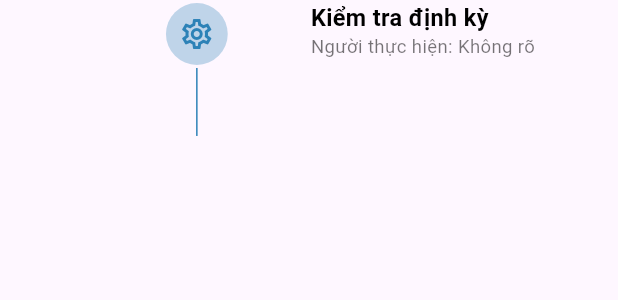
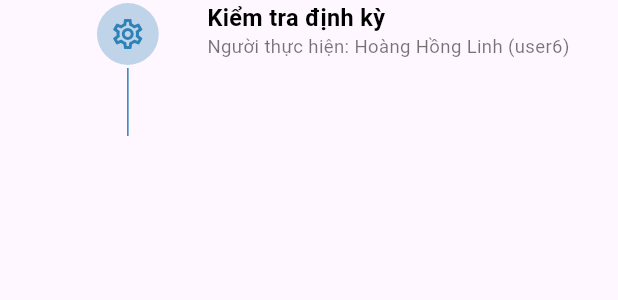
Before and after one commit to nguyencongthanh668-web/medical-flutter, a Flutter app: the TimeWidget widget shown alone on an empty page, opened directly with empty values, on a phone screen of 412 x 824 dp. Shown: the top 300 px of the screen. Run offline on Flutter 3.47's test engine with Material 3 defaults, Android fonts, the phone set to English and light mode, and no system bars; our stand-ins replace dio, equatable, flutter_bloc, flutter_secure_storage, flutter_svg, get_it and 1 more; missing offline and left inert: mobile_scanner; accounts and stored records are empty; network calls fail.

Commit message:
Upload source code Flutter

```diff
--- a/lib/cubit/notification/notification_cubit.dart
+++ b/lib/cubit/notification/notification_cubit.dart
@@ -54,6 +54,9 @@ class NotificationCubit extends Cubit<NotificationState> {
 
       log(e.toString());
       log(s.toString());
+      print('========= LỖI DỮ LIỆU Ở ĐÂY =========');
+      print(e.toString());
+      print('=====================================');
     }
   }
 }
--- a/lib/network/url/app_url.dart
+++ b/lib/network/url/app_url.dart
@@ -1,7 +1,8 @@
 import 'package:hive_flutter/hive_flutter.dart';
+import 'package:flutter/foundation.dart';
 
 class BaseUrl {
-  static String baseUrl = Hive.box('urlBox').get('baseUrl');
+  static String baseUrl = kIsWeb ? 'http://localhost:3000/' : 'http://10.0.2.2:3000/';
 }
 
 class EndPoints {
--- a/lib/screen/detail_device/detail_device_time_line.dart
+++ b/lib/screen/detail_device/detail_device_time_line.dart
@@ -65,14 +65,61 @@ class DetailDeviceTimeline extends StatelessWidget {
 }
 
 class TimeWidget extends StatelessWidget {
-  const TimeWidget({super.key,
+  const TimeWidget({
+    super.key,
     required this.date,
+    this.staffName,
   });
 
   final String date;
+  final String? staffName;
+
+  // Danh sách nhân viên thực tế từ CSDL
+  static const List<String> staffList = [
+    'Hoàng Văn Nam (user5)',
+    'Hoàng Hồng Linh (user6)',
+    'Trần Văn Khoa (user7)',
+    'Trần Thanh Linh (user8)',
+    'Bùi Thị Bình (user9)',
+    'Phạm Thị Khoa (user10)',
+    'Lê Đức Hải (user11)',
+    'Vũ Thanh Bình (user12)',
+    'Hoàng Quốc Cường (user13)',
+    'Lê Thị Nam (user14)',
+    'Đỗ Thị Nam (user15)',
+    'Vũ Hồng Nam (user16)',
+    'Hoàng Thanh Tuấn (user17)',
+    'Bùi Hồng Bình (user18)',
+    'Bùi Minh Bình (user19)',
+    'Phạm Thanh Bình (user20)',
+    'Nguyễn Đức Dũng (user21)',
+    'Vũ Thị An (user81)',
+    'Nguyễn Văn Hải (user82)',
+    'Đỗ Thanh Nam (user83)',
+    'Bùi Minh Hương (user84)',
+    'Đỗ Ngọc Khoa (user85)',
+    'Đỗ Đức Cường (user86)',
+    'Bùi Minh Khoa (user87)',
+    'Bùi Đức Tuấn (user88)',
+    'Bùi Quốc Nam (user89)',
+    'Trần Đức Cường (user90)',
+    'Lê Thanh Cường (user91)',
+    'Bùi Thị Khoa (user92)',
+    'Lê Ngọc Hải (user93)',
+    'Trần Văn Phương (user94)',
+    'Trần Minh Hải (user95)',
+    'Đỗ Đức Dũng (user96)',
+    'Hoàng Đức Bình (user97)',
+    'Hoàng Quốc Hải (user98)',
+    'Trần Thanh Bình (user99)',
+    'Đỗ Thanh Cường (user100)',
+  ];
 
   @override
   Widget build(BuildContext context) {
+    // Tự động phân bổ nhân viên theo mốc ngày để mỗi dòng hiển thị cố định một nhân viên
+    final String currentStaff = staffName ?? staffList[date.hashCode.abs() % staffList.length];
+
     return SizedBox(
       height: context.base * 0.22,
       child: Row(
@@ -90,7 +137,6 @@ class TimeWidget extends StatelessWidget {
               ),
             ),
           ),
-
           Column(
             children: [
               Expanded(
@@ -107,13 +153,14 @@ class TimeWidget extends StatelessWidget {
                   ),
                 ),
               ),
-              Expanded(child: VerticalDivider(
+              Expanded(
+                child: VerticalDivider(
                   color: AppColors.mainColor,
-                  width: 2.0
-              ))
+                  width: 2.0,
+                ),
+              ),
             ],
           ),
-
           Container(
             alignment: Alignment.center,
             child: Column(
@@ -122,21 +169,21 @@ class TimeWidget extends StatelessWidget {
                 Text(
                   'Kiểm tra định kỳ',
                   style: TextStyle(
-                      color: Colors.black,
-                      fontWeight: FontWeight.bold,
-                      fontSize: context.base * 0.038
+                    color: Colors.black,
+                    fontWeight: FontWeight.bold,
+                    fontSize: context.base * 0.038,
                   ),
                 ),
                 Text(
-                  'Người thực hiện: Không rõ',
+                  'Người thực hiện: $currentStaff',
                   style: TextStyle(
-                      color: Colors.black54,
-                      fontSize: context.base * 0.030
+                    color: Colors.black54,
+                    fontSize: context.base * 0.030,
                   ),
                 ),
               ],
             ),
-          )
+          ),
         ],
       ),
     );
```
Also changed, not shown: analysis_options.yaml (+9 -0 lines), lib/cubit/all_staff/all_staff_cubit.dart (+9 -7 lines), lib/features/auth/login.dart (+3 -4 lines), pubspec.lock, 1 other file.
